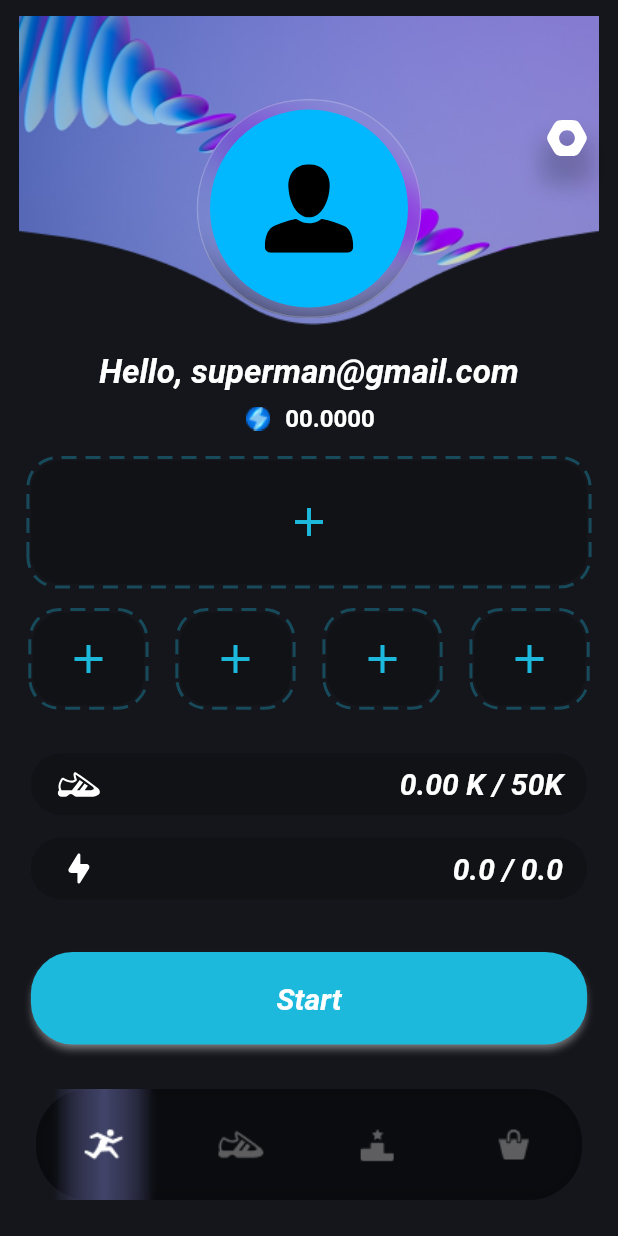
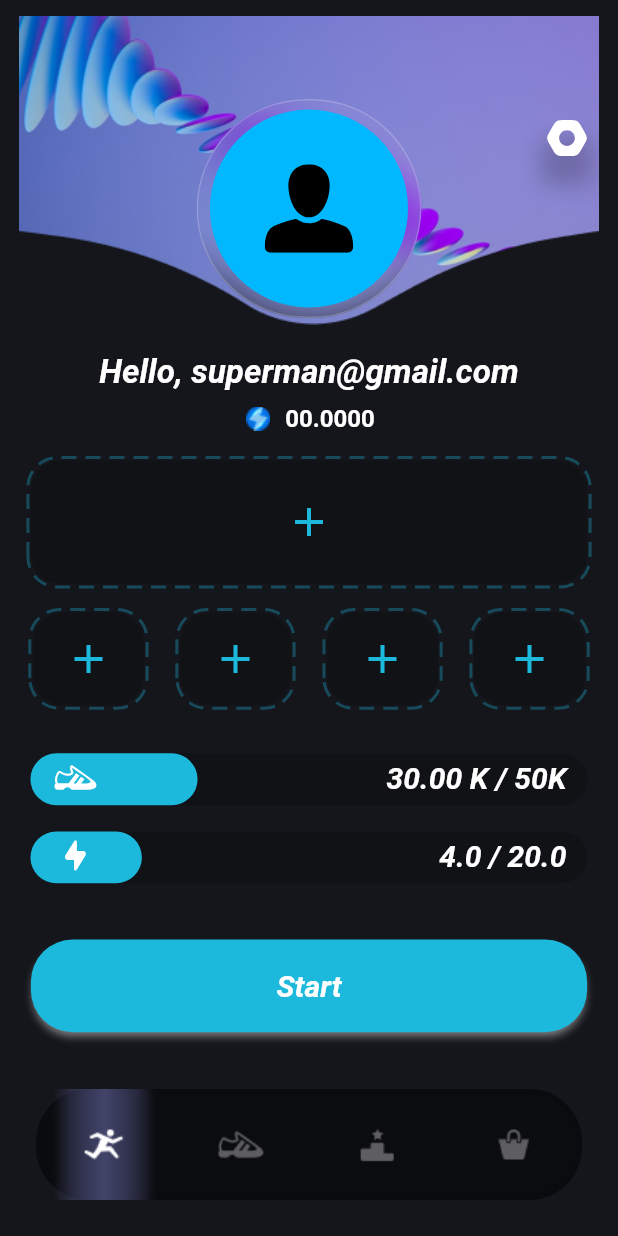
Before and after one commit to dobrunov/beautiful_app_ui, a Flutter app: the screen it shows after launch, on a phone screen of 412 x 824 dp. Run offline on Flutter 3.47's test engine with Material 2 defaults, Android fonts, the phone set to English and light mode, and no system bars; drawn by our look-alikes of dotted_border, percent_indicator; our stand-ins replace flutter_svg; Roboto replaces fonts that are missing (Poppins).

Commit message:
refactor progress widget

```diff
--- /dev/null
+++ b/lib/main_screen/widgets/custom_progress_indicator.dart
@@ -0,0 +1,68 @@
+import 'package:flutter/material.dart';
+
+import 'package:flutter_svg/svg.dart';
+import 'package:percent_indicator/linear_percent_indicator.dart';
+
+class CustomProgressIndicator extends StatelessWidget {
+  final SvgPicture icon;
+  final String countIndicator;
+  final double percent;
+
+  const CustomProgressIndicator({
+    super.key,
+    required this.icon,
+    required this.countIndicator,
+    required this.percent,
+  });
+
+  @override
+  Widget build(BuildContext context) {
+    return Padding(
+      padding: const EdgeInsets.only(top: 15.0),
+      child: Container(
+        width: MediaQuery.of(context).size.width * 0.95,
+        height: MediaQuery.of(context).size.height * 0.045,
+        decoration: BoxDecoration(
+          borderRadius: BorderRadius.circular(30),
+        ),
+        child: Stack(
+          alignment: Alignment.topCenter,
+          children: [
+            LinearPercentIndicator(
+              animation: true,
+              animateFromLastPercent: true,
+              animationDuration: 1000,
+              lineHeight: MediaQuery.of(context).size.height * 0.042,
+              percent: percent,
+              backgroundColor: const Color.fromRGBO(0, 0, 0, 0.2),
+              progressColor: const Color.fromRGBO(29, 185, 221, 1.00),
+              barRadius: const Radius.circular(30),
+            ),
+            Row(
+              mainAxisAlignment: MainAxisAlignment.spaceBetween,
+              children: [
+                Padding(
+                  padding: const EdgeInsets.only(left: 24.0),
+                  child: icon,
+                ),
+                Padding(
+                  padding: const EdgeInsets.only(right: 24.0),
+                  child: Text(
+                    countIndicator,
+                    style: const TextStyle(
+                      color: Colors.white,
+                      fontSize: 20,
+                      fontStyle: FontStyle.italic,
+                      fontWeight: FontWeight.bold,
+                      // fontFamily: 'Avenir',
+                    ),
+                  ),
+                )
+              ],
+            ),
+          ],
+        ),
+      ),
+    );
+  }
+}
--- a/lib/main_screen/widgets/progress_widget.dart
+++ b/lib/main_screen/widgets/progress_widget.dart
@@ -1,6 +1,7 @@
 import 'package:flutter/material.dart';
 
 import 'package:flutter_svg/svg.dart';
+import 'custom_progress_indicator.dart';
 
 class ProgressWidget extends StatelessWidget {
   const ProgressWidget({
@@ -11,69 +12,15 @@ class ProgressWidget extends StatelessWidget {
   Widget build(BuildContext context) {
     return Column(
       children: [
-        Padding(
-          padding: const EdgeInsets.only(top: 15.0),
-          child: Container(
-              width: MediaQuery.of(context).size.width * 0.9,
-              height: MediaQuery.of(context).size.width * 0.1,
-              decoration: BoxDecoration(
-                color: const Color.fromRGBO(0, 0, 0, 0.2),
-                borderRadius: BorderRadius.circular(20),
-              ),
-              child: Row(
-                mainAxisAlignment: MainAxisAlignment.spaceBetween,
-                children: [
-                  Padding(
-                    padding: const EdgeInsets.only(left: 16.0),
-                    child: SvgPicture.asset('assets/images/Durability.svg', semanticsLabel: 'Durability'),
-                  ),
-                  const Padding(
-                    padding: EdgeInsets.only(right: 16.0),
-                    child: Text(
-                      '0.00 K / 50K',
-                      style: TextStyle(
-                        color: Colors.white,
-                        fontSize: 20,
-                        fontStyle: FontStyle.italic,
-                        fontWeight: FontWeight.bold,
-                        // fontFamily: 'Avenir',
-                      ),
-                    ),
-                  )
-                ],
-              )),
+        CustomProgressIndicator(
+          icon: SvgPicture.asset('assets/images/Durability.svg', semanticsLabel: 'Durability'),
+          countIndicator: '30.00 K / 50K',
+          percent: 0.3,
         ),
-        Padding(
-          padding: const EdgeInsets.only(top: 15.0),
-          child: Container(
-              width: MediaQuery.of(context).size.width * 0.9,
-              height: MediaQuery.of(context).size.width * 0.1,
-              decoration: BoxDecoration(
-                color: const Color.fromRGBO(0, 0, 0, 0.2),
-                borderRadius: BorderRadius.circular(20),
-              ),
-              child: Row(
-                mainAxisAlignment: MainAxisAlignment.spaceBetween,
-                children: [
-                  Padding(
-                    padding: const EdgeInsets.only(left: 16.0),
-                    child: SvgPicture.asset('assets/images/Power.svg', semanticsLabel: 'Power'),
-                  ),
-                  const Padding(
-                    padding: EdgeInsets.only(right: 16.0),
-                    child: Text(
-                      '0.0 / 0.0',
-                      style: TextStyle(
-                        color: Colors.white,
-                        fontSize: 20,
-                        fontStyle: FontStyle.italic,
-                        fontWeight: FontWeight.bold,
-                        // fontFamily: 'Avenir',
-                      ),
-                    ),
-                  ),
-                ],
-              )),
+        CustomProgressIndicator(
+          icon: SvgPicture.asset('assets/images/Power.svg', semanticsLabel: 'Power'),
+          countIndicator: '4.0 / 20.0',
+          percent: 0.2,
         ),
       ],
     );
--- a/pubspec.yaml
+++ b/pubspec.yaml
@@ -32,7 +32,7 @@ dependencies:
     sdk: flutter
   dotted_border: ^2.0.0+3
   flutter_svg: ^2.0.7
-
+  percent_indicator: ^4.2.3
 
 
   # The following adds the Cupertino Icons font to your application.
```
Also changed, not shown: pubspec.lock.
